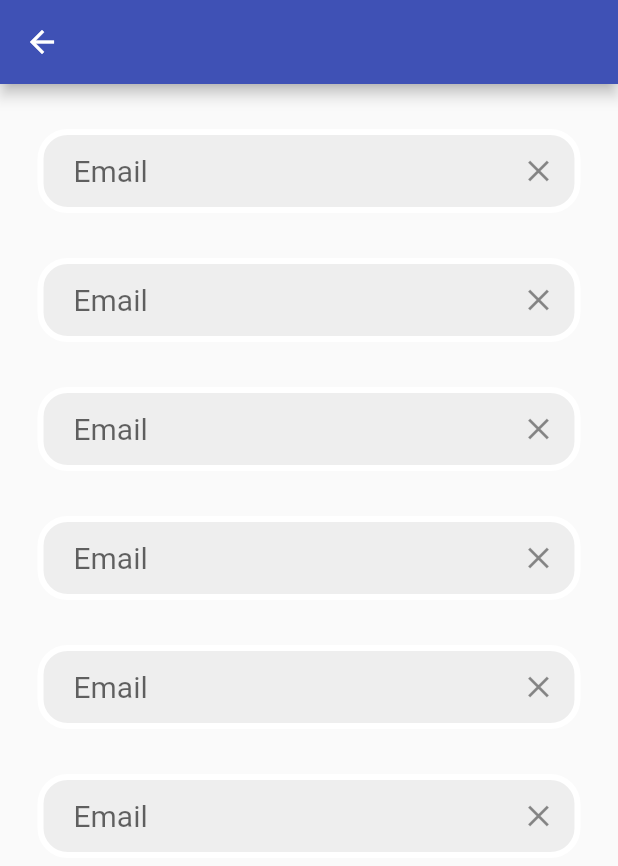
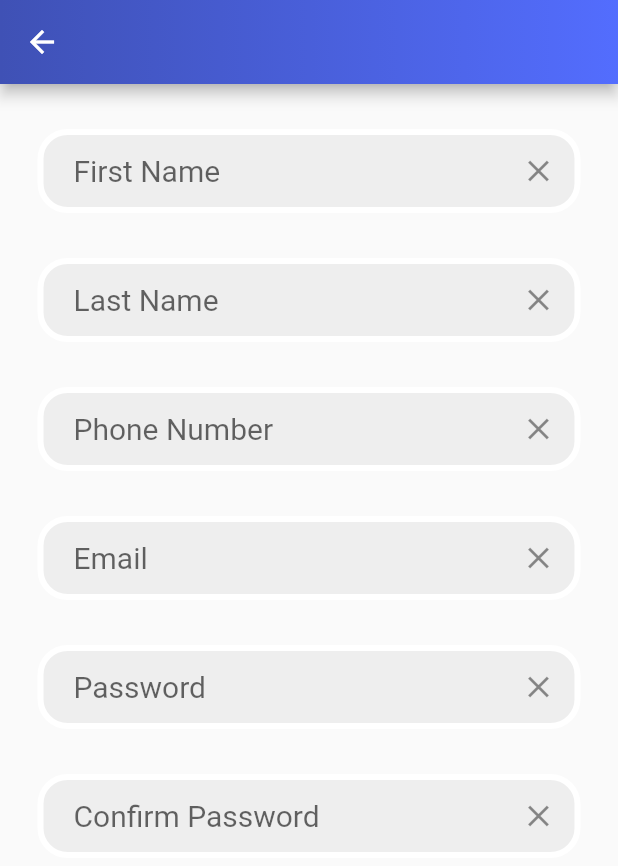
Before and after one commit to 2022PO3/Frontend, a Flutter app: the screen it shows after launch, after a tap on "Register now", on a phone screen of 412 x 824 dp. Shown: the top 866 px of the screen. Run offline on Flutter 3.47's test engine with Material 2 defaults, Android fonts, the phone set to English and light mode, and no system bars; our stand-ins replace simple_gradient_text; network calls fail.

```diff
--- a/lib/pages/Register.dart
+++ b/lib/pages/Register.dart
@@ -20,7 +20,15 @@ class _Register_NowState extends State<Register_Now> {
   Widget build(BuildContext context) {
     return Scaffold(
       appBar: AppBar(
-        //
+        flexibleSpace: Container(
+          decoration: const BoxDecoration(
+              gradient: LinearGradient(
+                colors: [(Colors.indigo),(Colors.indigoAccent)],
+                begin: Alignment.centerLeft,
+                end: Alignment.centerRight,
+              )
+          ),
+        ),
       ),
       body: Column(
         children: [
@@ -40,7 +48,7 @@ class _Register_NowState extends State<Register_Now> {
                 child: TextField(
                   decoration: InputDecoration(
                       border: InputBorder.none,
-                      hintText: 'Email',
+                      hintText: 'First Name',
                       hintStyle: TextStyle(
                           fontSize: 20
                       ),
@@ -72,7 +80,7 @@ class _Register_NowState extends State<Register_Now> {
                 child: TextField(
                   decoration: InputDecoration(
                       border: InputBorder.none,
-                      hintText: 'Email',
+                      hintText: 'Last Name',
                       hintStyle: TextStyle(
                           fontSize: 20
                       ),
@@ -104,7 +112,7 @@ class _Register_NowState extends State<Register_Now> {
                 child: TextField(
                   decoration: InputDecoration(
                       border: InputBorder.none,
-                      hintText: 'Email',
+                      hintText: 'Phone Number',
                       hintStyle: TextStyle(
                           fontSize: 20
                       ),
@@ -168,7 +176,7 @@ class _Register_NowState extends State<Register_Now> {
                 child: TextField(
                   decoration: InputDecoration(
                       border: InputBorder.none,
-                      hintText: 'Email',
+                      hintText: 'Password',
                       hintStyle: TextStyle(
                           fontSize: 20
                       ),
@@ -200,7 +208,7 @@ class _Register_NowState extends State<Register_Now> {
                 child: TextField(
                   decoration: InputDecoration(
                       border: InputBorder.none,
-                      hintText: 'Email',
+                      hintText: 'Confirm Password',
                       hintStyle: TextStyle(
                           fontSize: 20
                       ),
--- a/lib/pages/home/NavBar.dart
+++ b/lib/pages/home/NavBar.dart
@@ -60,7 +60,7 @@ class NavBar extends StatelessWidget {
               ),
             ),
             decoration: BoxDecoration(
-              color: Colors.amber,
+              color: Colors.indigoAccent,
               image: DecorationImage(
                 image: AssetImage('Afbeeldingen/Mountains.png'),
                 opacity: 0.95,
--- a/lib/pages/login_page.dart
+++ b/lib/pages/login_page.dart
@@ -1,5 +1,6 @@
 import 'package:flutter/material.dart';
 import 'package:po_frontend/UserData/UserDataBase.dart';
+import 'package:simple_gradient_text/simple_gradient_text.dart';
 class Login_Page extends StatefulWidget {
   @override
   State<Login_Page> createState() => _Login_PageState();
@@ -74,26 +75,26 @@ class _Login_PageState extends State<Login_Page> {
               height: 10,
             ),
             //Hello again!
-            Text(
+            GradientText(
               "Hello Again!",
               style: TextStyle(
                 //fontWeight: FontWeight.bold,
                 fontSize: 40,
                 fontWeight: FontWeight.bold,
-                color: Colors.indigoAccent[400],
               ),
+              colors: [(Colors.indigoAccent),(Colors.indigo)],
             ),
             SizedBox(
               height: 10,
             ),
-            Text(
+            GradientText(
               "Welcome back, you\'ve been missed!",
               style: TextStyle(
                 //fontWeight: FontWeight.bold,
                 fontSize: 30,
                   fontWeight: FontWeight.bold,
-                  color: Colors.indigoAccent[400]
               ),
+              colors: [(Colors.indigoAccent),(Colors.indigo)],
             ),
             //email textfield
             SizedBox(
@@ -104,7 +105,7 @@ class _Login_PageState extends State<Login_Page> {
               child: Container(
                 decoration: BoxDecoration(
                   color: Colors.white,
-                  border: Border.all(color: Colors.indigoAccent.withOpacity(0.3),width: 4),
+                  border: Border.all(color: Colors.indigoAccent.withOpacity(0.5),width: 4),
                   borderRadius:  BorderRadius.circular(20),
                 ),
                 child: Padding(
@@ -135,7 +136,7 @@ class _Login_PageState extends State<Login_Page> {
               child: Container(
                 decoration: BoxDecoration(
                   color: Colors.white,
-                  border: Border.all(color: Colors.indigoAccent.withOpacity(0.3),width: 4),
+                  border: Border.all(color: Colors.indigoAccent.withOpacity(0.5),width: 4),
                   borderRadius:  BorderRadius.circular(20),
                 ),
                 child: Padding(
```
Also changed, not shown: lib/UserData/DataRequest.dart (deleted, +0 -38 lines), lib/UserData/Data_Request_Garage.dart (added, +51 -0 lines), lib/pages/Booking_System.dart (+14 -21 lines), lib/pages/home/HomePage.dart (+76 -30 lines), pubspec.lock.
